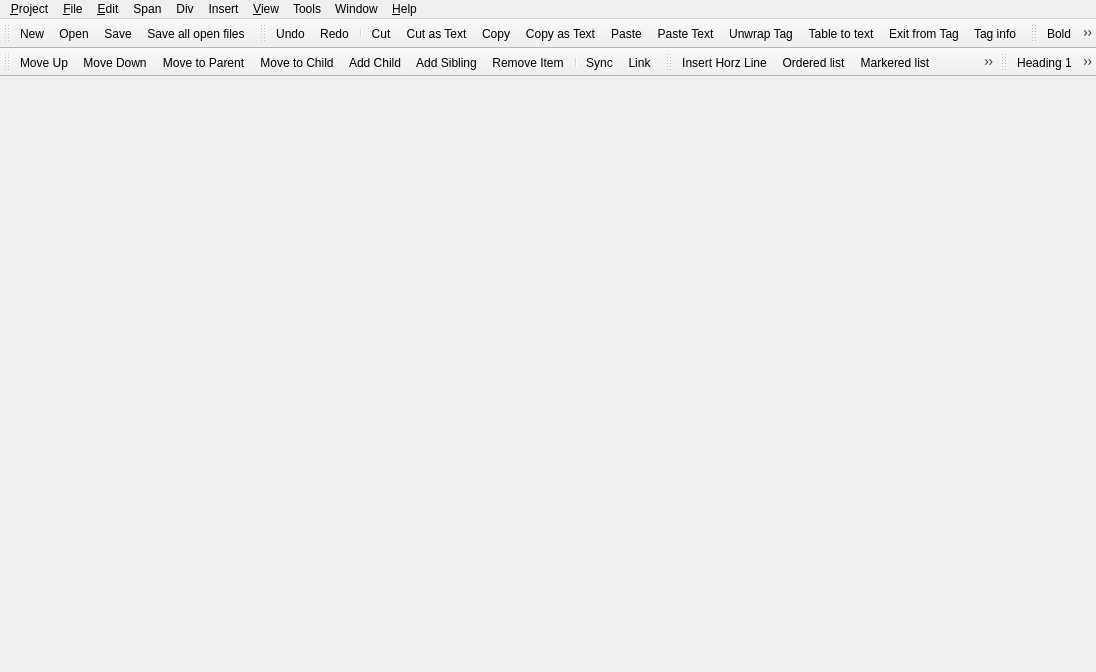
Before: the Qt Designer form src/gui/mainwindow.ui in NeoProgramming/NeoPad, drawn with Qt 5.
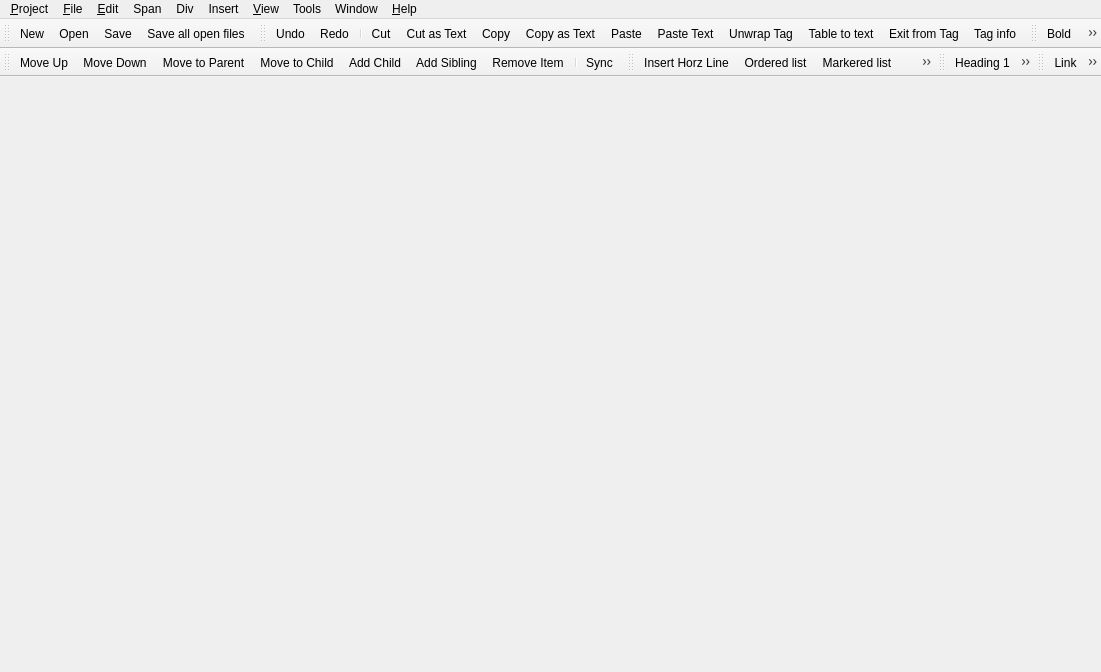
After: the same form once the commit is applied. Icons and pictures are not drawn.

Commit message: tools - search & translate; unused files removed

Patch:
```diff
--- a/src/gui/mainwindow.ui
+++ b/src/gui/mainwindow.ui
@@ -9,7 +9,7 @@
    <rect>
     <x>0</x>
     <y>0</y>
-    <width>1096</width>
+    <width>1101</width>
     <height>672</height>
    </rect>
   </property>
@@ -76,7 +76,7 @@
     <rect>
      <x>0</x>
      <y>0</y>
-     <width>1096</width>
+     <width>1101</width>
      <height>18</height>
     </rect>
    </property>
@@ -298,7 +298,6 @@
    <addaction name="actionTreeRemoveItem"/>
    <addaction name="separator"/>
    <addaction name="actionTreeSync"/>
-   <addaction name="actionToolsLink"/>
   </widget>
   <widget class="QToolBar" name="toolBarInsert">
    <property name="windowTitle">
@@ -344,6 +343,20 @@
    <addaction name="actionParaAnn"/>
    <addaction name="actionParaNote"/>
   </widget>
+  <widget class="QToolBar" name="toolBarTools">
+   <property name="windowTitle">
+    <string>toolBar</string>
+   </property>
+   <attribute name="toolBarArea">
+    <enum>TopToolBarArea</enum>
+   </attribute>
+   <attribute name="toolBarBreak">
+    <bool>false</bool>
+   </attribute>
+   <addaction name="actionToolsLink"/>
+   <addaction name="actionToolsSearch"/>
+   <addaction name="actionToolsTranslate"/>
+  </widget>
   <action name="actionAppExit">
    <property name="icon">
     <iconset>
@@ -1508,6 +1521,24 @@
     <string>Test Clipboard</string>
    </property>
   </action>
+  <action name="actionToolsSearch">
+   <property name="icon">
+    <iconset resource="../neopad.qrc">
+     <normaloff>:/tools/images/tools-search.png</normaloff>:/tools/images/tools-search.png</iconset>
+   </property>
+   <property name="text">
+    <string>Search</string>
+   </property>
+  </action>
+  <action name="actionToolsTranslate">
+   <property name="icon">
+    <iconset resource="../neopad.qrc">
+     <normaloff>:/tools/images/tools-translate.png</normaloff>:/tools/images/tools-translate.png</iconset>
+   </property>
+   <property name="text">
+    <string>Translate</string>
+   </property>
+  </action>
  </widget>
  <resources>
   <include location="../neopad.qrc"/>
```
Left out of the diff: 2 changed lines with no effect on the pictures. The commit also changes 12 other files.
